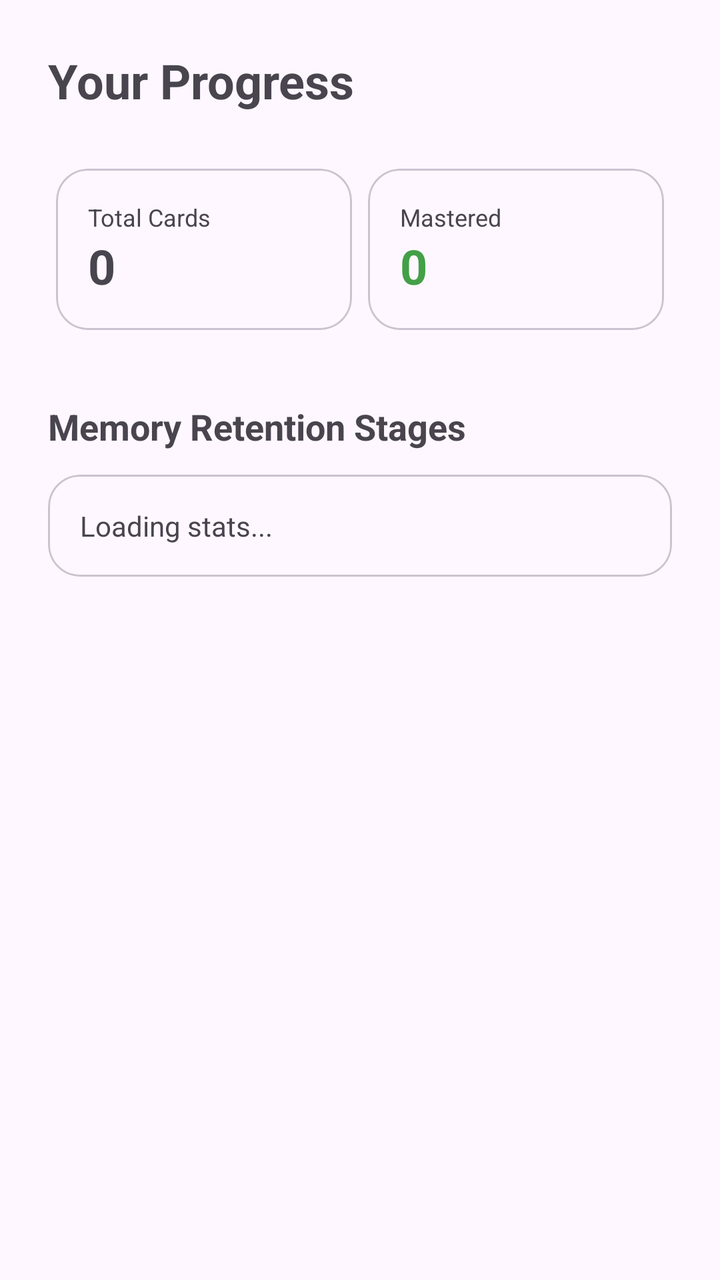
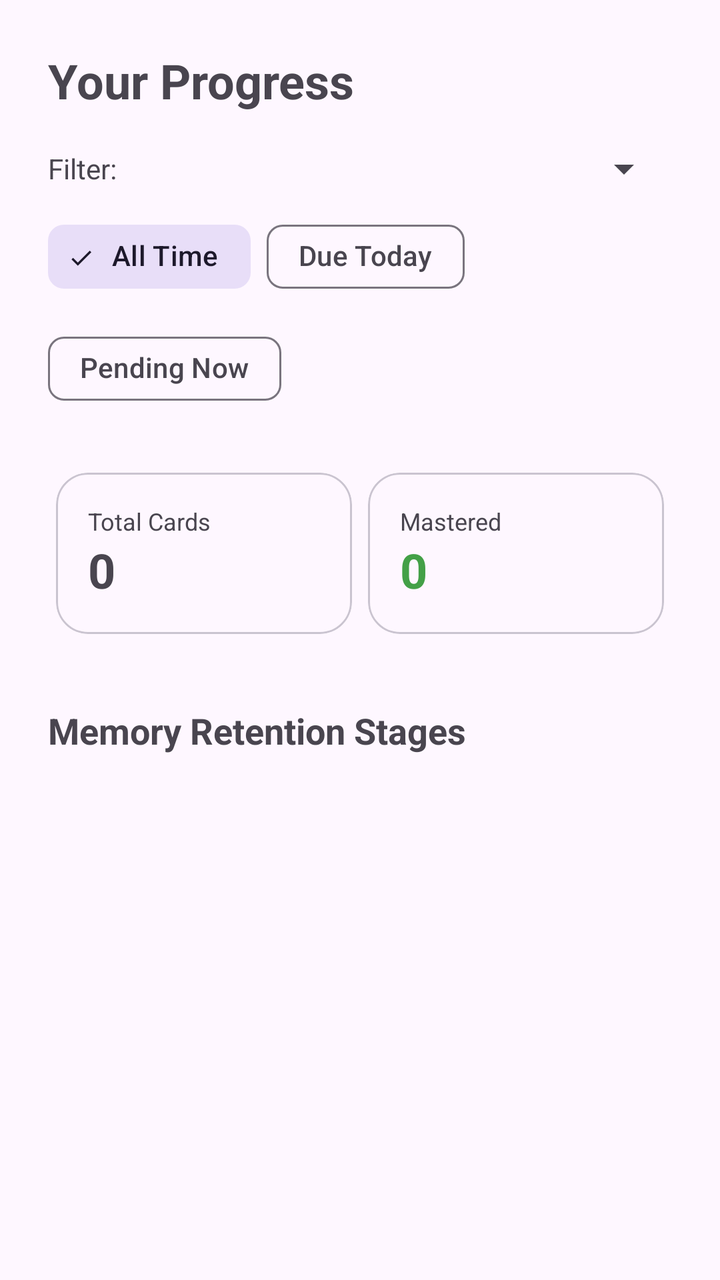

An Android layout rendered at two revisions. The XML below is the earlier revision; the diff shows what the commit changed to produce the second picture.
<!-- AndroidManifest.xml: application theme Theme.Memorizer -->
<!-- res/layout/fragment_stats.xml -->
<?xml version="1.0" encoding="utf-8"?>
<ScrollView xmlns:android="http://schemas.android.com/apk/res/android"
    xmlns:app="http://schemas.android.com/apk/res-auto"
    android:layout_width="match_parent"
    android:layout_height="match_parent"
    android:padding="24dp">

    <LinearLayout
        android:layout_width="match_parent"
        android:layout_height="wrap_content"
        android:orientation="vertical">

        <TextView
            android:layout_width="wrap_content"
            android:layout_height="wrap_content"
            android:text="Your Progress"
            android:textSize="24sp"
            android:textStyle="bold" />

        <GridLayout
            android:layout_width="match_parent"
            android:layout_height="wrap_content"
            android:layout_marginTop="24dp"
            android:columnCount="2"
            android:alignmentMode="alignMargins"
            android:columnOrderPreserved="false">

            <com.google.android.material.card.MaterialCardView
                android:layout_width="0dp"
                android:layout_height="wrap_content"
                android:layout_columnWeight="1"
                android:layout_margin="4dp"
                app:cardCornerRadius="16dp">
                <LinearLayout
                    android:layout_width="match_parent"
                    android:layout_height="wrap_content"
                    android:padding="16dp"
                    android:orientation="vertical">
                    <TextView android:layout_width="wrap_content" android:layout_height="wrap_content" android:text="Total Cards" android:textSize="12sp" />
                    <TextView android:id="@+id/tv_total_cards" android:layout_width="wrap_content" android:layout_height="wrap_content" android:text="0" android:textSize="24sp" android:textStyle="bold" />
                </LinearLayout>
            </com.google.android.material.card.MaterialCardView>

            <com.google.android.material.card.MaterialCardView
                android:layout_width="0dp"
                android:layout_height="wrap_content"
                android:layout_columnWeight="1"
                android:layout_margin="4dp"
                app:cardCornerRadius="16dp">
                <LinearLayout
                    android:layout_width="match_parent"
                    android:layout_height="wrap_content"
                    android:padding="16dp"
                    android:orientation="vertical">
                    <TextView android:layout_width="wrap_content" android:layout_height="wrap_content" android:text="Mastered" android:textSize="12sp" />
                    <TextView android:id="@+id/tv_mastered_cards" android:layout_width="wrap_content" android:layout_height="wrap_content" android:text="0" android:textSize="24sp" android:textStyle="bold" android:textColor="#43A047" />
                </LinearLayout>
            </com.google.android.material.card.MaterialCardView>

        </GridLayout>

        <TextView
            android:layout_width="wrap_content"
            android:layout_height="wrap_content"
            android:layout_marginTop="32dp"
            android:text="Memory Retention Stages"
            android:textSize="18sp"
            android:textStyle="bold" />

        <com.google.android.material.card.MaterialCardView
            android:layout_width="match_parent"
            android:layout_height="wrap_content"
            android:layout_marginTop="12dp"
            app:cardCornerRadius="16dp">
            <LinearLayout
                android:layout_width="match_parent"
                android:layout_height="wrap_content"
                android:padding="16dp"
                android:orientation="vertical">
                <TextView android:id="@+id/tv_stage_stats" android:layout_width="match_parent" android:layout_height="wrap_content" android:text="Loading stats..." android:lineSpacingExtra="4dp" />
            </LinearLayout>
        </com.google.android.material.card.MaterialCardView>

    </LinearLayout>
</ScrollView>
<!-- resources referenced by this layout -->
<resources>
  <style name="Theme.Memorizer" parent="Theme.Material3.DayNight.NoActionBar" />
</resources>

<!-- the commit's change to res/layout/fragment_stats.xml (unified diff, before → after) -->
@@ -16,6 +16,53 @@
             android:text="Your Progress"
             android:textSize="24sp"
             android:textStyle="bold" />
+
+        <LinearLayout
+            android:layout_width="match_parent"
+            android:layout_height="wrap_content"
+            android:orientation="horizontal"
+            android:layout_marginTop="16dp"
+            android:gravity="center_vertical">
+
+            <TextView
+                android:layout_width="wrap_content"
+                android:layout_height="wrap_content"
+                android:text="Filter: "
+                android:textSize="14sp" />
+
+            <Spinner
+                android:id="@+id/spinner_stats_category"
+                android:layout_width="0dp"
+                android:layout_height="wrap_content"
+                android:layout_weight="1" />
+        </LinearLayout>
+
+        <com.google.android.material.chip.ChipGroup
+            android:id="@+id/chip_group_time"
+            android:layout_width="match_parent"
+            android:layout_height="wrap_content"
+            android:layout_marginTop="8dp"
+            app:singleSelection="true">
+            <com.google.android.material.chip.Chip
+                android:id="@+id/chip_all"
+                style="@style/Widget.Material3.Chip.Filter"
+                android:layout_width="wrap_content"
+                android:layout_height="wrap_content"
+                android:text="All Time"
+                android:checked="true" />
+            <com.google.android.material.chip.Chip
+                android:id="@+id/chip_today"
+                style="@style/Widget.Material3.Chip.Filter"
+                android:layout_width="wrap_content"
+                android:layout_height="wrap_content"
+                android:text="Due Today" />
+            <com.google.android.material.chip.Chip
+                android:id="@+id/chip_pending"
+                style="@style/Widget.Material3.Chip.Filter"
+                android:layout_width="wrap_content"
+                android:layout_height="wrap_content"
+                android:text="Pending Now" />
+        </com.google.android.material.chip.ChipGroup>
 
         <GridLayout
             android:layout_width="match_parent"
@@ -67,19 +114,12 @@
             android:textSize="18sp"
             android:textStyle="bold" />
 
-        <com.google.android.material.card.MaterialCardView
+        <androidx.recyclerview.widget.RecyclerView
+            android:id="@+id/rv_memory_stages"
             android:layout_width="match_parent"
             android:layout_height="wrap_content"
             android:layout_marginTop="12dp"
-            app:cardCornerRadius="16dp">
-            <LinearLayout
-                android:layout_width="match_parent"
-                android:layout_height="wrap_content"
-                android:padding="16dp"
-                android:orientation="vertical">
-                <TextView android:id="@+id/tv_stage_stats" android:layout_width="match_parent" android:layout_height="wrap_content" android:text="Loading stats..." android:lineSpacingExtra="4dp" />
-            </LinearLayout>
-        </com.google.android.material.card.MaterialCardView>
+            android:nestedScrollingEnabled="false" />
 
     </LinearLayout>
 </ScrollView>
